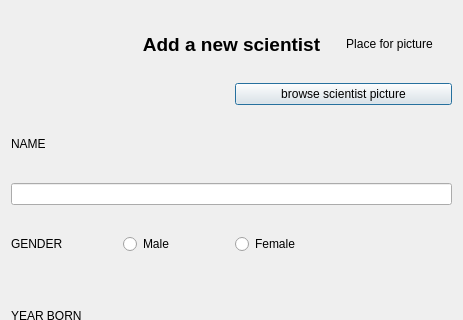
First picture: the form in ui/addstudentdialog.ui, repository VLN1-Hopur23/VLN1-Hopur23, before the edit; both pictures show x 0 to 463 and y 0 to 320 of the 463 by 516 pixel window.
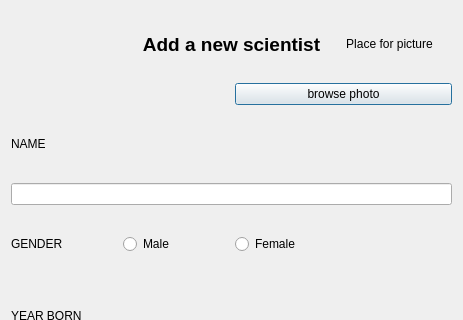
Second picture: the form after the edit.

Commit message: Trying to browse photos to db

```diff
--- a/ui/addstudentdialog.ui
+++ b/ui/addstudentdialog.ui
@@ -63,7 +63,7 @@
      <item row="0" column="1">
       <widget class="QPushButton" name="PushButton_browse_s_picture">
        <property name="text">
-        <string>browse scientist picture</string>
+        <string>browse photo</string>
        </property>
       </widget>
      </item>
```
The commit also changes 3 other files.
